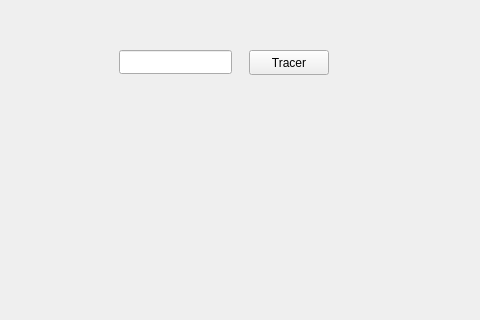
The window that mainwindow.ui (Darrkhan/turbograph) describes before a commit, drawn with Qt 5; both pictures show x 561 to 1041 and y 0 to 320 of the 1041 by 600 pixel window.
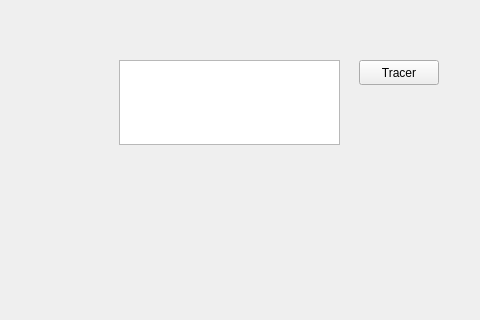
The same window after the commit. Custom widgets are drawn as their Qt base class.

The edit to the form file:
```diff
--- a/mainwindow.ui
+++ b/mainwindow.ui
@@ -24,21 +24,11 @@
      </rect>
     </property>
    </widget>
-   <widget class="QLineEdit" name="function">
-    <property name="geometry">
-     <rect>
-      <x>680</x>
-      <y>50</y>
-      <width>113</width>
-      <height>24</height>
-     </rect>
-    </property>
-   </widget>
    <widget class="QPushButton" name="draw">
     <property name="geometry">
      <rect>
-      <x>810</x>
-      <y>50</y>
+      <x>920</x>
+      <y>60</y>
       <width>80</width>
       <height>25</height>
      </rect>
@@ -47,6 +37,16 @@
      <string>Tracer</string>
     </property>
    </widget>
+   <widget class="QTextEdit" name="function">
+    <property name="geometry">
+     <rect>
+      <x>680</x>
+      <y>60</y>
+      <width>221</width>
+      <height>85</height>
+     </rect>
+    </property>
+   </widget>
   </widget>
   <widget class="QMenuBar" name="menubar">
    <property name="geometry">
```
